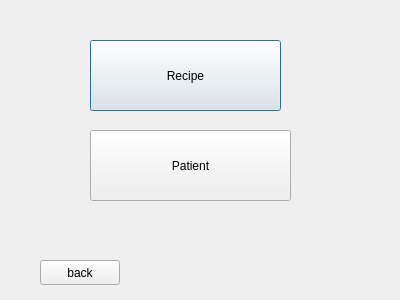
Qt form users_welcome_page.ui (itsMahdi/clinic) before a commit.
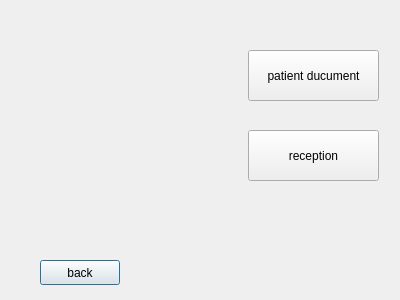
The same form after that commit.

```diff
--- a/users_welcome_page.ui
+++ b/users_welcome_page.ui
@@ -13,32 +13,6 @@
   <property name="windowTitle">
    <string>Dialog</string>
   </property>
-  <widget class="QPushButton" name="pushButton_recepie">
-   <property name="geometry">
-    <rect>
-     <x>90</x>
-     <y>40</y>
-     <width>191</width>
-     <height>71</height>
-    </rect>
-   </property>
-   <property name="text">
-    <string>Recipe</string>
-   </property>
-  </widget>
-  <widget class="QPushButton" name="pushButton_2">
-   <property name="geometry">
-    <rect>
-     <x>90</x>
-     <y>130</y>
-     <width>201</width>
-     <height>71</height>
-    </rect>
-   </property>
-   <property name="text">
-    <string>Patient</string>
-   </property>
-  </widget>
   <widget class="QPushButton" name="pushButton_back">
    <property name="geometry">
     <rect>
@@ -52,6 +26,32 @@
     <string>back</string>
    </property>
   </widget>
+  <widget class="QPushButton" name="pushButton_pt_duc">
+   <property name="geometry">
+    <rect>
+     <x>248</x>
+     <y>50</y>
+     <width>131</width>
+     <height>51</height>
+    </rect>
+   </property>
+   <property name="text">
+    <string>patient ducument</string>
+   </property>
+  </widget>
+  <widget class="QPushButton" name="pushButton_reception">
+   <property name="geometry">
+    <rect>
+     <x>248</x>
+     <y>130</y>
+     <width>131</width>
+     <height>51</height>
+    </rect>
+   </property>
+   <property name="text">
+    <string>reception</string>
+   </property>
+  </widget>
  </widget>
  <resources/>
  <connections/>
```
